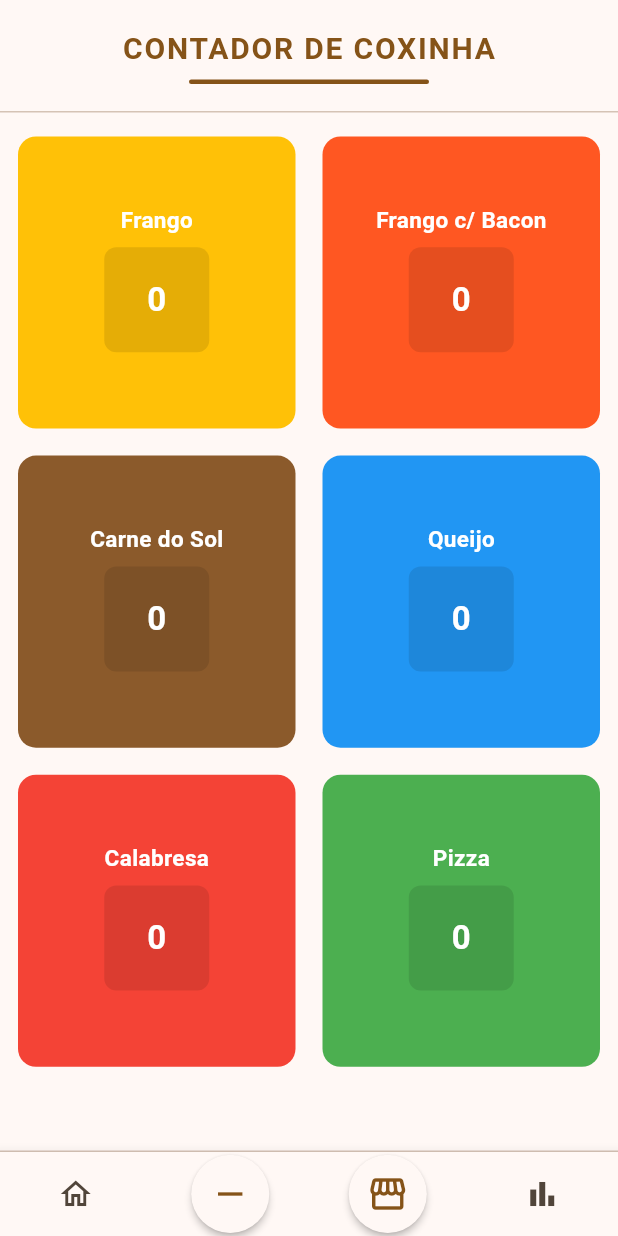
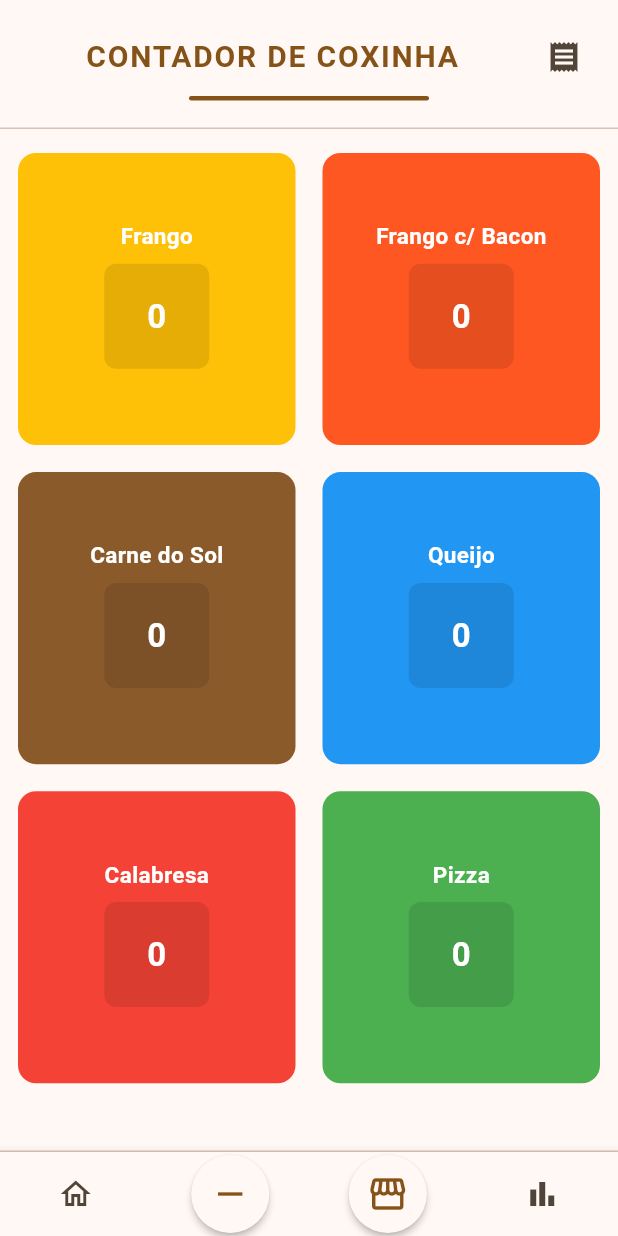
Before and after one commit to davicardoso5524/contador_app, a Flutter app: the screen it shows after launch, on a phone screen of 412 x 824 dp. Run offline on Flutter 3.47's test engine with Material 3 defaults, Android fonts, the phone set to English and light mode, and no system bars; our stand-ins replace pdf, share_plus, shared_preferences.

Commit message:
fix(stock): add apply sales button and auto-check on app resume

```diff
--- a/lib/widgets/app_header.dart
+++ b/lib/widgets/app_header.dart
@@ -2,7 +2,8 @@ import 'package:flutter/material.dart';
 
 class AppHeader extends StatelessWidget {
   final String title;
-  const AppHeader({super.key, required this.title});
+  final VoidCallback? onApplySales;
+  const AppHeader({super.key, required this.title, this.onApplySales});
 
   @override
   Widget build(BuildContext context) {
@@ -15,8 +16,13 @@ class AppHeader extends StatelessWidget {
         color: Theme.of(context).scaffoldBackgroundColor,
         child: Column(
           children: [
+            // Linha com título e botão de aplicar vendas
+            Row(
+              mainAxisAlignment: MainAxisAlignment.center,
+              children: [
                 // aqui pode trocar por Image.asset(...) se tiver logo
-            Text(
+                Expanded(
+                  child: Text(
                     title,
                     style: TextStyle(
                       fontSize: 20,
@@ -24,6 +30,26 @@ class AppHeader extends StatelessWidget {
                       color: Theme.of(context).colorScheme.primary,
                       letterSpacing: 1.2,
                     ),
+                    textAlign: TextAlign.center,
+                  ),
+                ),
+                // Botão para aplicar vendas (se callback fornecido)
+                if (onApplySales != null)
+                  Padding(
+                    padding: const EdgeInsets.only(left: 8),
+                    child: SizedBox(
+                      width: 40,
+                      height: 40,
+                      child: IconButton(
+                        icon: const Icon(Icons.receipt),
+                        tooltip: 'Aplicar Vendas ao Estoque',
+                        onPressed: onApplySales,
+                        padding: EdgeInsets.zero,
+                        constraints: const BoxConstraints(),
+                      ),
+                    ),
+                  ),
+              ],
             ),
             const SizedBox(height: 6),
             // linha decorativa menor abaixo do nome
```
Also changed, not shown: lib/pages/home_page.dart (+44 -3 lines). Lines whose indentation alone changed are shown as unchanged.
